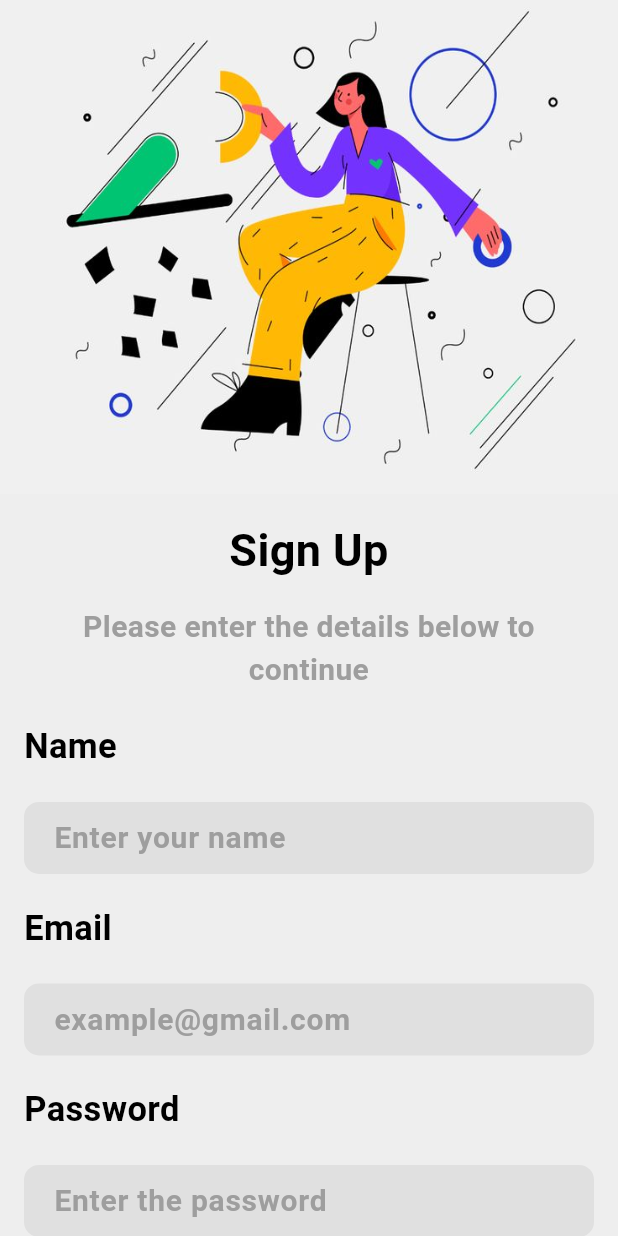
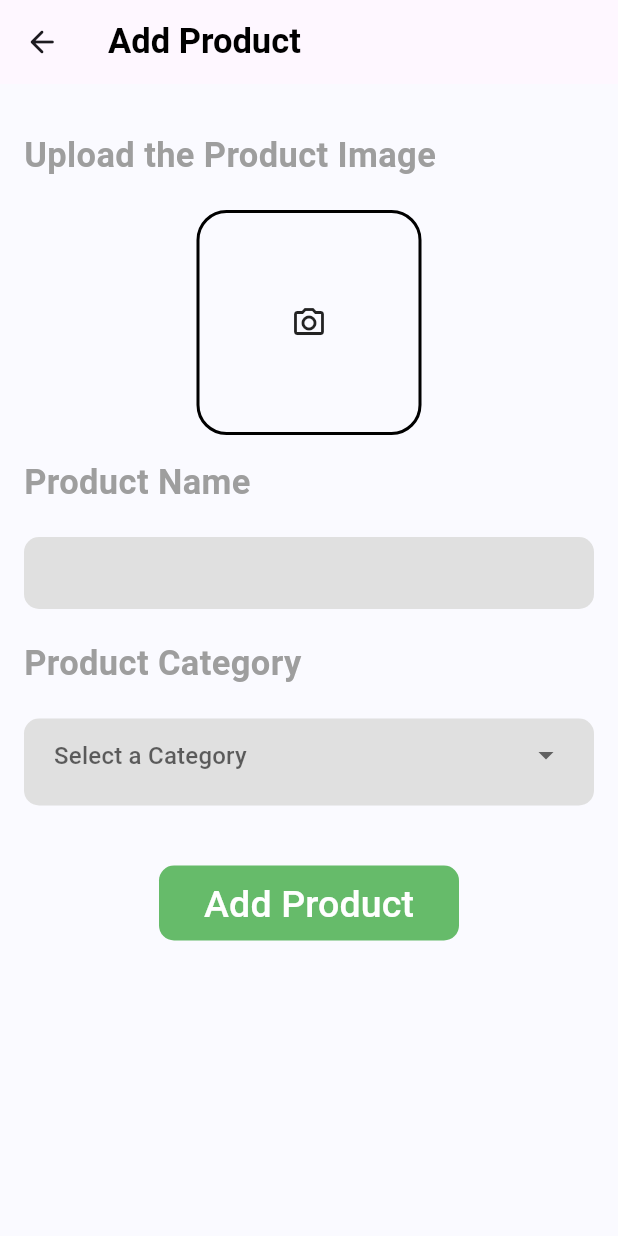
Before and after one commit to Navatej-Ramath/E-Commerce-App, a Flutter app: the screen it shows after launch, on a phone screen of 412 x 824 dp. Run offline on Flutter 3.47's test engine with Material 3 defaults, Android fonts, the phone set to English and light mode, and no system bars; our stand-ins replace cloud_firestore, curved_navigation_bar, firebase_auth, firebase_core, random_string, shared_preferences; accounts and stored records are empty.

Commit message:
Intermediate commit

```diff
--- /dev/null
+++ b/lib/admin/add_prodect.dart
@@ -0,0 +1,137 @@
+import 'package:e_commerce_new/screens/styles/appcolors.dart';
+import 'package:e_commerce_new/screens/styles/textstyle.dart';
+import 'package:flutter/cupertino.dart';
+import 'package:flutter/material.dart';
+
+class AddProductPage extends StatefulWidget {
+  const AddProductPage({super.key});
+
+  @override
+  State<AddProductPage> createState() => _AddProductPageState();
+}
+
+class _AddProductPageState extends State<AddProductPage> {
+  String? _selectedValue;
+  @override
+  Widget build(BuildContext context) {
+    return Scaffold(
+      appBar: AppBar(
+        title: Text(
+          "Add Product",
+          style: WritingStyle.SubTextBold(),
+        ),
+        leading: GestureDetector(
+          child: Icon(Icons.arrow_back_rounded),
+          onTap: () {
+            Navigator.pushNamed(context, "homeadmin");
+          },
+        ),
+      ),
+      backgroundColor: AppColour.backgroungcolor2,
+      body: Container(
+        padding: EdgeInsets.all(16),
+        child: Column(
+          crossAxisAlignment: CrossAxisAlignment.start,
+          children: [
+            SizedBox(
+              height: 15,
+            ),
+            Text("Upload the Product Image",
+                style: WritingStyle.SubTextLarge()),
+            Center(
+              child: Container(
+                margin: EdgeInsets.only(top: 20),
+                height: 150,
+                width: 150,
+                decoration: BoxDecoration(
+                    border: Border.all(
+                      color: Colors.black,
+                      width: 2,
+                    ),
+                    borderRadius: BorderRadius.circular(20)),
+                child: Icon(Icons.camera_alt_outlined),
+              ),
+            ),
+            SizedBox(
+              height: 15,
+            ),
+            Text(
+              "Product Name",
+              style: WritingStyle.SubTextLarge(),
+            ),
+            Container(
+              margin: const EdgeInsets.symmetric(vertical: 20),
+              decoration: BoxDecoration(
+                  color: Colors.grey.shade300,
+                  borderRadius: BorderRadius.circular(10)),
+              padding: const EdgeInsets.symmetric(horizontal: 20),
+              child: TextField(
+
+                decoration: InputDecoration(
+                  border: InputBorder.none,
+                ),
+              ),
+            ),
+            Text(
+              "Product Category",
+              style: WritingStyle.SubTextLarge(),
+            ),
+            Container(
+              margin: const EdgeInsets.symmetric(vertical: 20),
+              decoration: BoxDecoration(
+                  color: Colors.grey.shade300,
+                  borderRadius: BorderRadius.circular(10)),
+              padding: const EdgeInsets.only(bottom: 10,left: 20,right: 20),
+              child:DropdownButtonFormField<String>(
+                dropdownColor: AppColour.backgroungcolor,
+                decoration: InputDecoration(
+                  border: InputBorder.none,  // Remove the border
+
+                  hintText: 'Select a Category',
+                ),
+                value: _selectedValue,
+                items: <String>['HeadPhones', 'Laptop', 'TV', 'Watches']
+                    .map((String value) {
+                  return DropdownMenuItem<String>(
+                    value: value,
+                    child: Text(value),
+                  );
+                }).toList(),
+                onChanged: (newValue) {
+                  setState(() {
+                    _selectedValue = newValue;
+                  });
+                },
+                validator: (value) {
+                  if (value == null) {
+                    return 'Please select an option';
+                  }
+                  return null;
+                },
+              )
+            ),
+            SizedBox(height: 20,),
+            Center(
+              child: Container(
+                height: 50,
+                width: 200,
+                decoration: BoxDecoration(
+                    color: Colors.green.shade400,
+                    borderRadius: BorderRadius.circular(10)),
+                child: TextButton(
+                  onPressed: () {
+
+                  },
+                  child: Text(
+                    "Add Product",
+                    style: WritingStyle.ButtonSmall(),
+                  ),
+                ),
+              ),
+            ),
+          ],
+        ),
+      ),
+    );
+  }
+}
--- a/lib/main.dart
+++ b/lib/main.dart
@@ -1,3 +1,8 @@
+import 'package:e_commerce_new/admin/add_prodect.dart';
+import 'package:e_commerce_new/admin/admin_login.dart';
+import 'package:e_commerce_new/admin/home_admin.dart';
+import 'package:e_commerce_new/screens/bottom_nav.dart';
+import 'package:e_commerce_new/screens/login.dart';
 import 'package:e_commerce_new/screens/signup.dart';
 import 'package:e_commerce_new/screens/styles/appcolors.dart';
 import 'package:firebase_core/firebase_core.dart';
@@ -6,6 +11,7 @@ import 'package:flutter/material.dart';
 import 'firebase_options.dart';
 
 void main() async {
+  WidgetsFlutterBinding.ensureInitialized();
   await Firebase.initializeApp(
     options: DefaultFirebaseOptions.currentPlatform,
   );
@@ -18,8 +24,16 @@ class MyApp extends StatelessWidget {
   @override
   Widget build(BuildContext context) {
     return MaterialApp(
-        debugShowCheckedModeBanner: false,
-        home:  SignupPage(),
-        theme: ThemeData(scaffoldBackgroundColor: AppColour.backgroungcolor));
+      debugShowCheckedModeBanner: false,
+      home: AddProductPage(),
+      theme: ThemeData(scaffoldBackgroundColor: AppColour.backgroungcolor),
+      routes: {
+        "signup": (context) => SignupPage(),
+        "signin": (context) => LoginPage(),
+        "bottomnav": (context) => BottomNav(),
+        "homeadmin": (context) => HomeAdmin(),
+        "addproduct": (context) => AddProductPage()
+      },
+    );
   }
 }
--- a/lib/screens/styles/appcolors.dart
+++ b/lib/screens/styles/appcolors.dart
@@ -3,4 +3,5 @@ import 'dart:ui';
 class AppColour{
   static Color backgroungcolor = Color.fromARGB(255, 234, 235, 231);
   static Color apporange = Color(0xFFFd6f3e);
+  static Color backgroungcolor2 = Color(0xFAFAFAFF);
 }
--- a/lib/screens/styles/textstyle.dart
+++ b/lib/screens/styles/textstyle.dart
@@ -45,4 +45,8 @@ class WritingStyle {
     return const TextStyle(
         fontSize: 22, color: Color(0xFFFd6f3e), fontWeight: FontWeight.bold);
   }
+  static TextStyle SubTextLarge() {
+    return const TextStyle(
+        fontSize: 23, color: Colors.grey, fontWeight: FontWeight.bold);
+  }
 }
--- a/pubspec.yaml
+++ b/pubspec.yaml
@@ -38,6 +38,10 @@ dependencies:
   firebase_core: ^3.2.0
   cloud_firestore: ^5.1.0
   firebase_auth: ^5.1.2
+  random_string: ^2.3.1
+  shared_preferences: ^2.3.1
+  image_picker: ^1.1.2
+  firebase_storage: ^12.1.3
 
 dev_dependencies:
   flutter_test:
```
Also changed, not shown: lib/admin/admin_login.dart (added, +156 -0 lines), lib/admin/home_admin.dart (added, +15 -0 lines), lib/screens/login.dart (+98 -9 lines), lib/screens/signup.dart (+23 -6 lines), lib/services/database.dart (added, +10 -0 lines), lib/services/shared_preferences.dart (added, +34 -0 lines), pubspec.lock, 7 other files.
